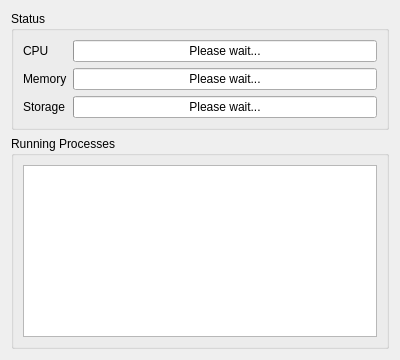
Above: src/brickv/plugin_system/plugins/red/ui/red_tab_overview.ui from Tinkerforge/brickv before the change. Below: the same form after it.
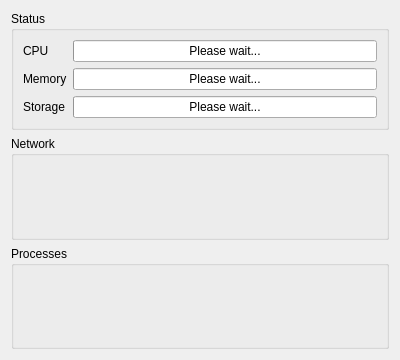
That is the form after the change.

Commit message: red-brick: Fix on bad disk usage report on the overview tab

The edit to the form file:
```diff
--- a/src/brickv/plugin_system/plugins/red/ui/red_tab_overview.ui
+++ b/src/brickv/plugin_system/plugins/red/ui/red_tab_overview.ui
@@ -14,22 +14,6 @@
    <string>REDTabOverview</string>
   </property>
   <layout class="QGridLayout" name="gridLayout">
-   <item row="2" column="0" colspan="2">
-    <widget class="QGroupBox" name="gbox_running_processes">
-     <property name="title">
-      <string>Running Processes</string>
-     </property>
-     <layout class="QVBoxLayout" name="verticalLayout_4">
-      <item>
-       <layout class="QGridLayout" name="glayout_running_processes">
-        <item row="0" column="0">
-         <widget class="QListView" name="lview_running_processes"/>
-        </item>
-       </layout>
-      </item>
-     </layout>
-    </widget>
-   </item>
    <item row="1" column="0" colspan="2">
     <widget class="QGroupBox" name="gbox_status">
      <property name="title">
@@ -94,6 +78,21 @@
      </layout>
     </widget>
    </item>
+   <item row="2" column="0" colspan="2">
+    <widget class="QGroupBox" name="gbox_network">
+     <property name="title">
+      <string>Network</string>
+     </property>
+     <layout class="QGridLayout" name="gridLayout_2"/>
+    </widget>
+   </item>
+   <item row="3" column="0" colspan="2">
+    <widget class="QGroupBox" name="gbox_processes">
+     <property name="title">
+      <string>Processes</string>
+     </property>
+    </widget>
+   </item>
   </layout>
  </widget>
  <resources/>
```
The commit also changes 1 other file.
